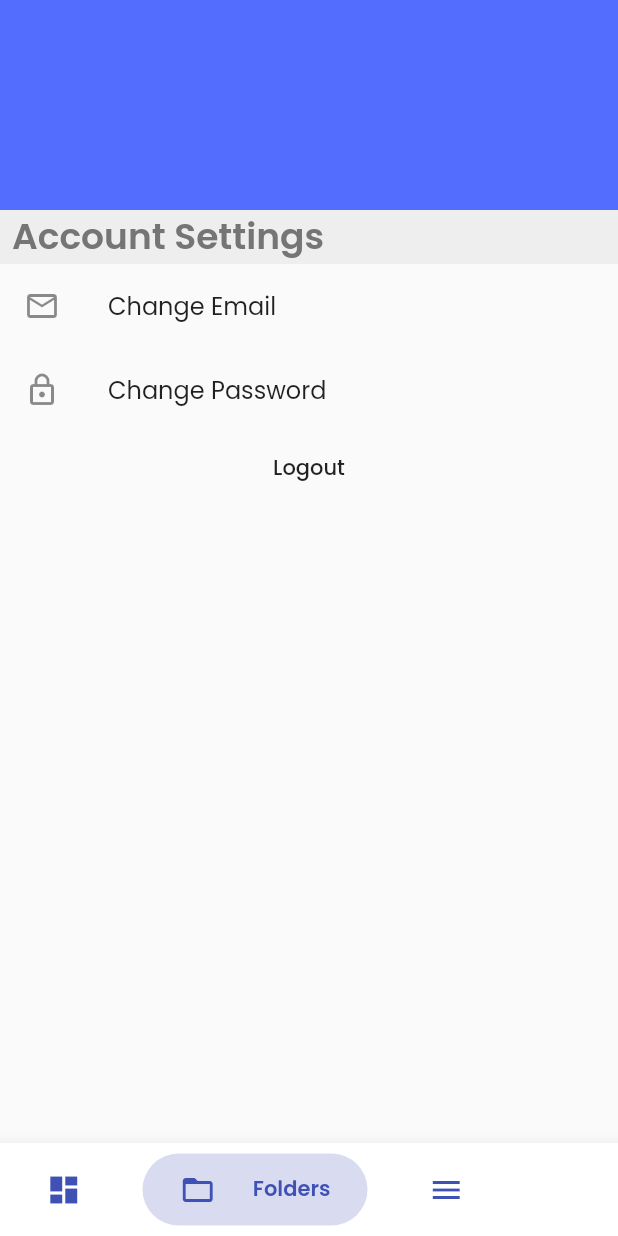
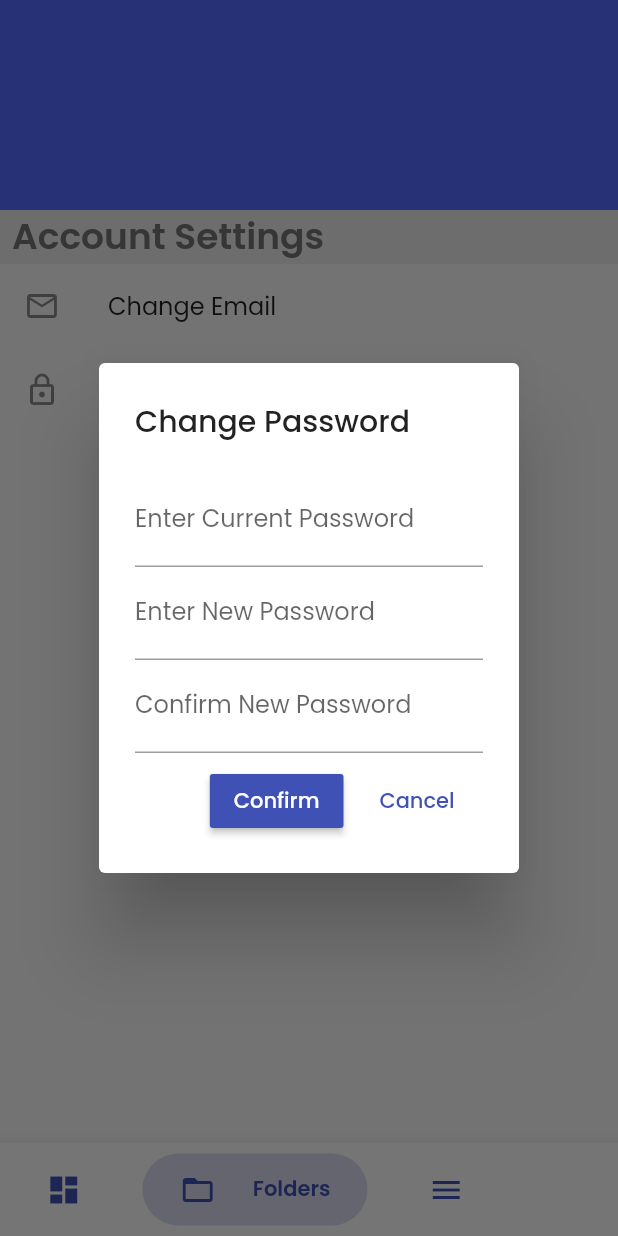
Before and after one commit to JohnnyNguyen01/pet_tracker, a Flutter app: the ProfileMenuScreen screen opened directly, item 2 of the bottom bar chosen, after a tap on "Change Password", on a phone screen of 412 x 824 dp. Run offline on Flutter 3.47's test engine with Material 2 defaults, Android fonts, the phone set to English and light mode, and no system bars; drawn by our look-alikes of bubble_bottom_bar; our stand-ins replace cloud_firestore, device_info, firebase_auth, firebase_core, get, google_fonts and 4 more; accounts and stored records are empty.

Commit message:
process on settings screen and dialogs

```diff
--- a/lib/controllers/profile_menu_screen_controller.dart
+++ b/lib/controllers/profile_menu_screen_controller.dart
@@ -1,12 +1,28 @@
 import 'package:dog_tracker/screens/auth/sign_up_screen.dart';
 import 'package:dog_tracker/services/api/auth.dart';
+import 'package:dog_tracker/widgets/change_password_dialog/alert_dialog.dart';
 import 'package:get/get.dart';
 import 'dart:async';
+//todo: get rid of this package and the ui Code of dialog box
+import 'package:flutter/material.dart';
 
 class ProfileMenuScreenController extends GetxController {
   Future<void> handleLogOutBtn() async {
     await Auth.instance.logOutCurrentUser();
     Get.offAll(SignUpScreen());
+  }
+
+  Future<void> handleChangePasswordBtn(BuildContext context) async {
+    //1. Open dialog box
+    //2. get the user to enter new password
+    //3. Check password is acceptable
+    //4. Accept or decline new password
+    return await showDialog(
+        context: context,
+        barrierDismissible: true,
+        builder: (context) {
+          return ChangePasswordDialog();
+        });
   }
 
   @override
--- a/lib/screens/settings/profile_menu_screen.dart
+++ b/lib/screens/settings/profile_menu_screen.dart
@@ -29,10 +29,12 @@ class ProfileMenuScreen extends GetWidget {
                 title: Text("Change Email"),
                 onTap: () {},
               ),
-              ListTile(
-                leading: Icon(Icons.lock_outlined),
-                title: Text("Change Password"),
-                onTap: () {},
+              Obx(
+                () => ListTile(
+                  leading: Icon(Icons.lock_outlined),
+                  title: Text("Change Password"),
+                  onTap: () => _controller.handleChangePasswordBtn(context),
+                ),
               ),
               Align(
                 alignment: Alignment.bottomCenter,
--- a/lib/services/api/auth.dart
+++ b/lib/services/api/auth.dart
@@ -12,4 +12,13 @@ class Auth {
       rethrow;
     }
   }
+
+  ///Change the current signed in User's password
+  Future<void> changeCurrentUserPassword(String password) async {
+    try {
+      await _authInstnace.currentUser.updatePassword(password);
+    } catch (e) {
+      print(e);
+    }
+  }
 }
--- /dev/null
+++ b/lib/widgets/change_password_dialog/alert_dialog.dart
@@ -0,0 +1,102 @@
+import 'package:dog_tracker/util/constants.dart';
+import 'package:dog_tracker/widgets/change_password_dialog/change_password_dialog_controller.dart';
+import 'package:flutter/material.dart';
+import 'package:get/get.dart';
+
+class ChangePasswordDialog extends GetWidget<ChangePasswordDialogController> {
+  final _controller = Get.put(ChangePasswordDialogController());
+  @override
+  Widget build(BuildContext context) {
+    return Obx(
+      () => AlertDialog(
+        title: Text("Change Password"),
+        content: SingleChildScrollView(
+          child: Form(
+            key: _controller.formKey,
+            child: ListBody(
+              children: [
+                _buildCurrentPass(),
+                _buildNewPass(),
+                _buildConfirmPass(),
+                SizedBox(height: 8),
+                Row(
+                  mainAxisAlignment: MainAxisAlignment.end,
+                  children: [
+                    RaisedButton(
+                        child: Text(
+                          "Confirm",
+                          style: Constants.poppinsWhiteText,
+                        ),
+                        color: Colors.indigo,
+                        onPressed: () => _controller.handleConfirmBtn()),
+                    SizedBox(width: 5),
+                    FlatButton(
+                        onPressed: () {},
+                        child: Text(
+                          "Cancel",
+                          style: TextStyle(color: Colors.indigo),
+                        ))
+                  ],
+                )
+              ],
+            ),
+          ),
+        ),
+      ),
+    );
+  }
+
+  Widget _buildCurrentPass() {
+    return Obx(
+      () => TextFormField(
+        obscureText: true,
+        keyboardType: TextInputType.visiblePassword,
+        decoration: InputDecoration(
+          labelText: "Enter Current Password",
+        ),
+        validator: (String value) {
+          if (value.isEmpty || value == null) {
+            return "Please type in your current password";
+          }
+          return null;
+        },
+        onChanged: (value) => _controller.setCurrentPasswordTF(value),
+      ),
+    );
+  }
+
+  Widget _buildNewPass() {
+    return TextFormField(
+      obscureText: true,
+      keyboardType: TextInputType.visiblePassword,
+      decoration: InputDecoration(labelText: "Enter New Password"),
+      validator: (String value) {
+        if (value.isNullOrBlank) {
+          return "Please type in a new password";
+        } else if (value.length < 6) {
+          return "Password must be 6 characters long";
+        }
+        return null;
+      },
+      onChanged: (value) => _controller.setNewPasswordTF(value),
+    );
+  }
+
+  Widget _buildConfirmPass() {
+    return TextFormField(
+      obscureText: true,
+      decoration: InputDecoration(labelText: "Confirm New Password"),
+      validator: (String value) {
+        if (value.isNullOrBlank) {
+          return "Please type in the same new password";
+        } else if (value.length < 6) {
+          return "Password must be 6 characters long";
+        } else if (value != controller.newPassword.value) {
+          return "Passwords don't match";
+        }
+        return null;
+      },
+      onChanged: (value) => _controller.setConfirmPasswordTF(value),
+    );
+  }
+}
--- /dev/null
+++ b/lib/widgets/change_password_dialog/change_password_dialog_controller.dart
@@ -0,0 +1,47 @@
+import 'package:flutter/material.dart';
+import 'package:get/get.dart';
+import 'dart:async';
+
+class ChangePasswordDialogController extends GetxController {
+  RxString _currentPassword = "".obs;
+  RxString _newPassword = "".obs;
+  RxString _confirmNewPassword = "".obs;
+  GlobalKey<FormState> _formKey = GlobalKey<FormState>();
+
+  RxString get currentPassword => _currentPassword;
+  RxString get newPassword => _newPassword;
+  RxString get confirmNewPassword => _confirmNewPassword;
+  GlobalKey get formKey => _formKey;
+
+  @override
+  void onInit() {
+    super.onInit();
+  }
+
+  void setCurrentPasswordTF(String password) {
+    _currentPassword.value = password;
+    _currentPassword.refresh();
+    print("setCurrentPasswordTF called");
+  }
+
+  void setNewPasswordTF(String newPassword) {
+    _newPassword.value = newPassword;
+    _newPassword.refresh();
+  }
+
+  void setConfirmPasswordTF(String confirmPassword) {
+    _confirmNewPassword.value = confirmPassword;
+    _confirmNewPassword.refresh();
+  }
+
+  void handleConfirmBtn() {}
+  void handleCancelButton() {}
+
+  @override
+  FutureOr onClose() {
+    _currentPassword.close();
+    _confirmNewPassword.close();
+    _newPassword.close();
+    return super.onClose();
+  }
+}
```
